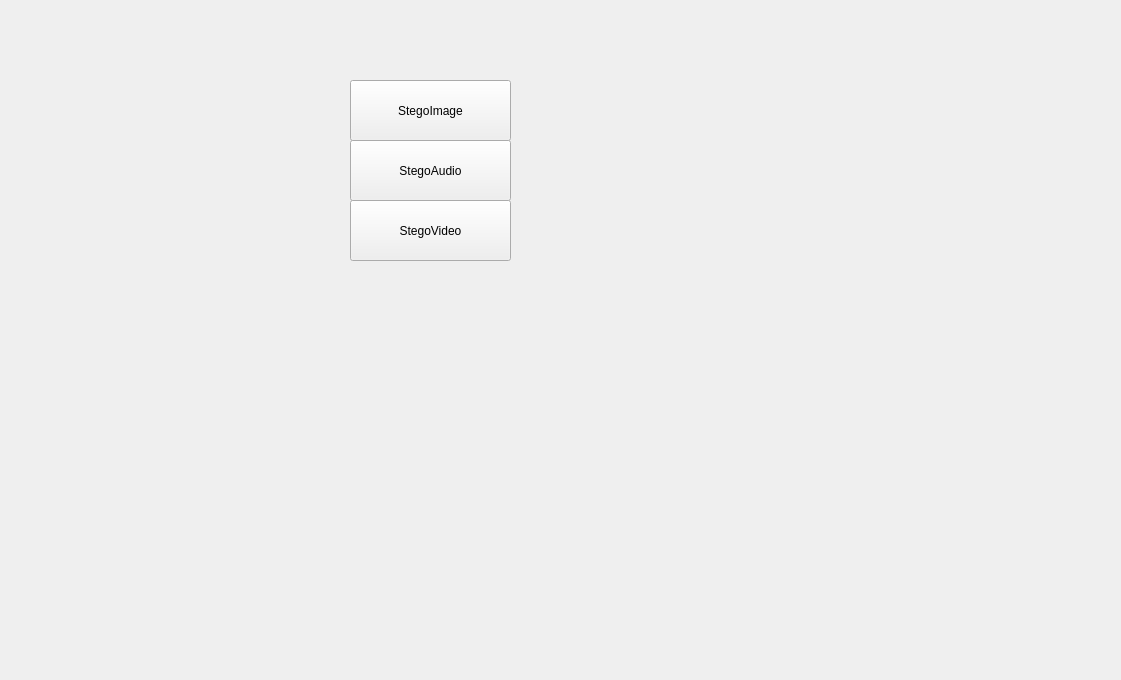
Old version of the form src/ui/main.ui in the repository naufal-dean/Stegosolver.
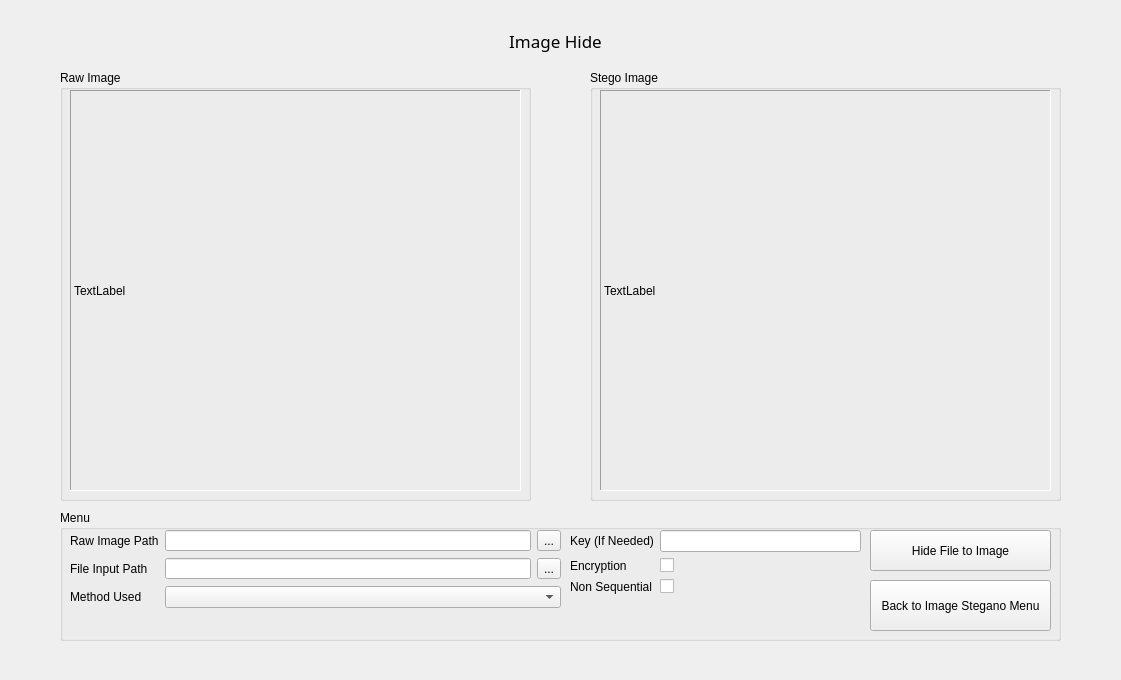
New version of the form. The open tabs and pages were chosen to show the change.

Commit message: Add image hide page

The edit to the form file:
```diff
--- a/src/ui/main.ui
+++ b/src/ui/main.ui
@@ -18,9 +18,9 @@
     <property name="geometry">
      <rect>
       <x>0</x>
-      <y>20</y>
+      <y>0</y>
       <width>1121</width>
-      <height>681</height>
+      <height>701</height>
      </rect>
     </property>
     <widget class="QWidget" name="start_page">
@@ -64,6 +64,341 @@
       </property>
      </widget>
     </widget>
+    <widget class="QWidget" name="imagePage">
+     <widget class="QPushButton" name="imageExtractNavBtn">
+      <property name="geometry">
+       <rect>
+        <x>560</x>
+        <y>280</y>
+        <width>151</width>
+        <height>81</height>
+       </rect>
+      </property>
+      <property name="text">
+       <string>Extract Message</string>
+      </property>
+     </widget>
+     <widget class="QLabel" name="imagePageTitle">
+      <property name="geometry">
+       <rect>
+        <x>440</x>
+        <y>20</y>
+        <width>231</width>
+        <height>41</height>
+       </rect>
+      </property>
+      <property name="font">
+       <font>
+        <family>Segoe UI Semibold</family>
+        <pointsize>13</pointsize>
+       </font>
+      </property>
+      <property name="text">
+       <string>Image Steganography</string>
+      </property>
+      <property name="textFormat">
+       <enum>Qt::AutoText</enum>
+      </property>
+      <property name="alignment">
+       <set>Qt::AlignCenter</set>
+      </property>
+     </widget>
+     <widget class="QPushButton" name="imageHideNavBtn">
+      <property name="geometry">
+       <rect>
+        <x>390</x>
+        <y>280</y>
+        <width>151</width>
+        <height>81</height>
+       </rect>
+      </property>
+      <property name="text">
+       <string>Hide Message</string>
+      </property>
+     </widget>
+    </widget>
+    <widget class="QWidget" name="imageHidePage">
+     <widget class="QGroupBox" name="imageStegoGroup">
+      <property name="geometry">
+       <rect>
+        <x>60</x>
+        <y>70</y>
+        <width>471</width>
+        <height>431</height>
+       </rect>
+      </property>
+      <property name="title">
+       <string>Raw Image</string>
+      </property>
+      <widget class="QLabel" name="imageStegoPicLabel">
+       <property name="geometry">
+        <rect>
+         <x>10</x>
+         <y>20</y>
+         <width>451</width>
+         <height>401</height>
+        </rect>
+       </property>
+       <property name="frameShape">
+        <enum>QFrame::Panel</enum>
+       </property>
+       <property name="frameShadow">
+        <enum>QFrame::Sunken</enum>
+       </property>
+       <property name="text">
+        <string>TextLabel</string>
+       </property>
+      </widget>
+     </widget>
+     <widget class="QLabel" name="imageHideTitle">
+      <property name="geometry">
+       <rect>
+        <x>440</x>
+        <y>20</y>
+        <width>231</width>
+        <height>41</height>
+       </rect>
+      </property>
+      <property name="font">
+       <font>
+        <family>Segoe UI Semibold</family>
+        <pointsize>13</pointsize>
+       </font>
+      </property>
+      <property name="text">
+       <string>Image Hide</string>
+      </property>
+      <property name="textFormat">
+       <enum>Qt::AutoText</enum>
+      </property>
+      <property name="alignment">
+       <set>Qt::AlignCenter</set>
+      </property>
+     </widget>
+     <widget class="QGroupBox" name="imageRawGroup">
+      <property name="geometry">
+       <rect>
+        <x>590</x>
+        <y>70</y>
+        <width>471</width>
+        <height>431</height>
+       </rect>
+      </property>
+      <property name="title">
+       <string>Stego Image</string>
+      </property>
+      <widget class="QLabel" name="imageRawPicLabel">
+       <property name="geometry">
+        <rect>
+         <x>10</x>
+         <y>20</y>
+         <width>451</width>
+         <height>401</height>
+        </rect>
+       </property>
+       <property name="frameShape">
+        <enum>QFrame::Panel</enum>
+       </property>
+       <property name="frameShadow">
+        <enum>QFrame::Sunken</enum>
+       </property>
+       <property name="text">
+        <string>TextLabel</string>
+       </property>
+      </widget>
+     </widget>
+     <widget class="QGroupBox" name="imageMenuGroup">
+      <property name="geometry">
+       <rect>
+        <x>60</x>
+        <y>510</y>
+        <width>1001</width>
+        <height>131</height>
+       </rect>
+      </property>
+      <property name="title">
+       <string>Menu</string>
+      </property>
+      <widget class="QPushButton" name="backImagePageNavBtn">
+       <property name="geometry">
+        <rect>
+         <x>810</x>
+         <y>70</y>
+         <width>181</width>
+         <height>51</height>
+        </rect>
+       </property>
+       <property name="text">
+        <string>Back to Image Stegano Menu</string>
+       </property>
+      </widget>
+      <widget class="QWidget" name="formLayoutWidget">
+       <property name="geometry">
+        <rect>
+         <x>10</x>
+         <y>20</y>
+         <width>491</width>
+         <height>101</height>
+        </rect>
+       </property>
+       <layout class="QFormLayout" name="imageLeftForm">
+        <item row="0" column="0">
+         <widget class="QLabel" name="imgRawPathLbl">
+          <property name="sizePolicy">
+           <sizepolicy hsizetype="Preferred" vsizetype="Preferred">
+            <horstretch>0</horstretch>
+            <verstretch>0</verstretch>
+           </sizepolicy>
+          </property>
+          <property name="minimumSize">
+           <size>
+            <width>0</width>
+            <height>0</height>
+           </size>
+          </property>
+          <property name="text">
+           <string>Raw Image Path</string>
+          </property>
+         </widget>
+        </item>
+        <item row="0" column="1">
+         <layout class="QGridLayout" name="imgRawPathGrid">
+          <item row="0" column="1">
+           <widget class="QToolButton" name="imgRawPathBtn">
+            <property name="text">
+             <string>...</string>
+            </property>
+           </widget>
+          </item>
+          <item row="0" column="0">
+           <widget class="QLineEdit" name="imgRawPathInp">
+            <property name="enabled">
+             <bool>true</bool>
+            </property>
+           </widget>
+          </item>
+         </layout>
+        </item>
+        <item row="1" column="0">
+         <widget class="QLabel" name="fileInpPathLbl">
+          <property name="sizePolicy">
+           <sizepolicy hsizetype="Preferred" vsizetype="Preferred">
+            <horstretch>0</horstretch>
+            <verstretch>0</verstretch>
+           </sizepolicy>
+          </property>
+          <property name="minimumSize">
+           <size>
+            <width>0</width>
+            <height>0</height>
+           </size>
+          </property>
+          <property name="text">
+           <string>File Input Path</string>
+          </property>
+         </widget>
+        </item>
+        <item row="2" column="0">
+         <widget class="QLabel" name="imgMethUsedLbl">
+          <property name="text">
+           <string>Method Used</string>
+          </property>
+         </widget>
+        </item>
+        <item row="2" column="1">
+         <widget class="QComboBox" name="imgMethUsedInp"/>
+        </item>
+        <item row="1" column="1">
+         <layout class="QGridLayout" name="fileInpPathGrid">
+          <item row="0" column="1">
+           <widget class="QToolButton" name="fileInpPathBtn">
+            <property name="text">
+             <string>...</string>
+            </property>
+           </widget>
+          </item>
+          <item row="0" column="0">
+           <widget class="QLineEdit" name="fileInpPathInp">
+            <property name="enabled">
+             <bool>true</bool>
+            </property>
+           </widget>
+          </item>
+         </layout>
+        </item>
+       </layout>
+      </widget>
+      <widget class="QPushButton" name="imgHideBtn">
+       <property name="geometry">
+        <rect>
+         <x>810</x>
+         <y>20</y>
+         <width>181</width>
+         <height>41</height>
+        </rect>
+       </property>
+       <property name="text">
+        <string>Hide File to Image</string>
+       </property>
+      </widget>
+      <widget class="QWidget" name="formLayoutWidget_3">
+       <property name="geometry">
+        <rect>
+         <x>510</x>
+         <y>20</y>
+         <width>291</width>
+         <height>101</height>
+        </rect>
+       </property>
+       <layout class="QFormLayout" name="imageRightForm">
+        <item row="0" column="0">
+         <widget class="QLabel" name="imgKeyLbl">
+          <property name="text">
+           <string>Key (If Needed)</string>
+          </property>
+         </widget>
+        </item>
+        <item row="0" column="1">
+         <widget class="QLineEdit" name="imgKeyInp"/>
+        </item>
+        <item row="1" column="0">
+         <widget class="QLabel" name="imgEncLbl">
+          <property name="text">
+           <string>Encryption</string>
+          </property>
+         </widget>
+        </item>
+        <item row="1" column="1">
+         <widget class="QCheckBox" name="imgEncInp">
+          <property name="enabled">
+           <bool>true</bool>
+          </property>
+          <property name="text">
+           <string/>
+          </property>
+         </widget>
+        </item>
+        <item row="2" column="0">
+         <widget class="QLabel" name="imgNonSeqLbl">
+          <property name="text">
+           <string>Non Sequential</string>
+          </property>
+         </widget>
+        </item>
+        <item row="2" column="1">
+         <widget class="QCheckBox" name="imgNonSeqInp">
+          <property name="enabled">
+           <bool>true</bool>
+          </property>
+          <property name="text">
+           <string/>
+          </property>
+         </widget>
+        </item>
+       </layout>
+      </widget>
+     </widget>
+    </widget>
     <widget class="QWidget" name="audioPage">
      <widget class="QPushButton" name="AHidePageButton">
       <property name="geometry">
```
